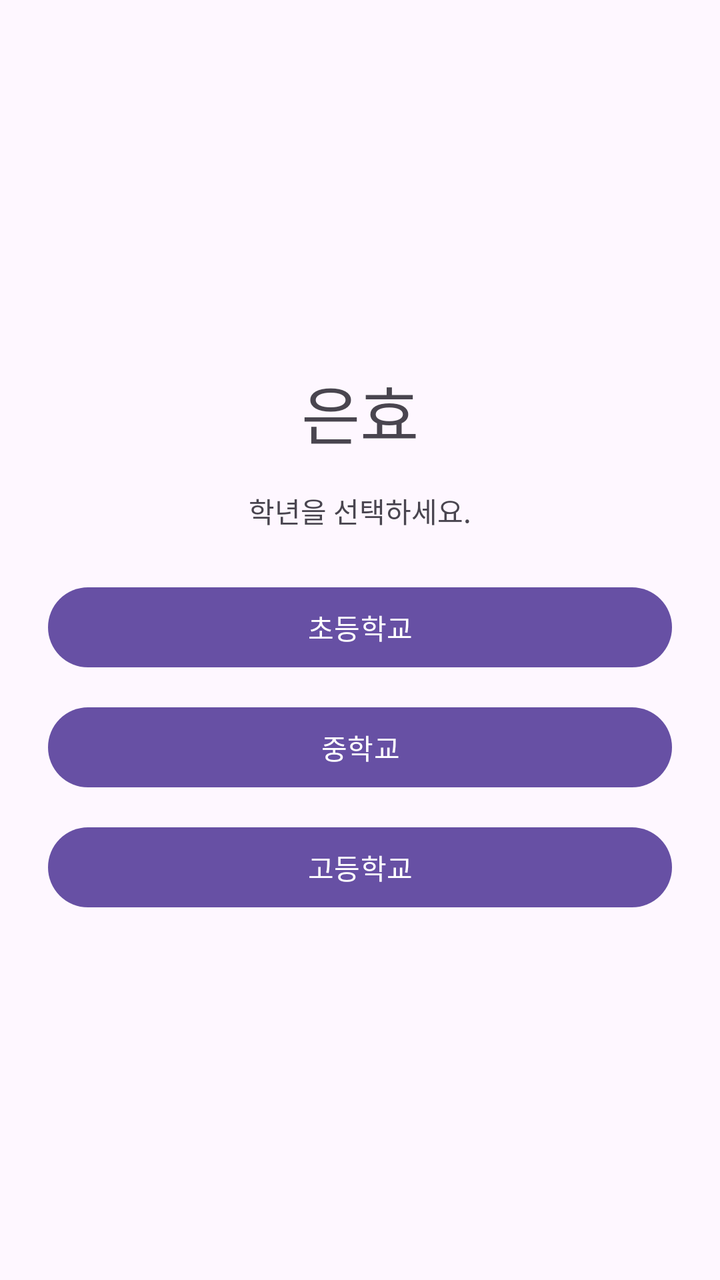
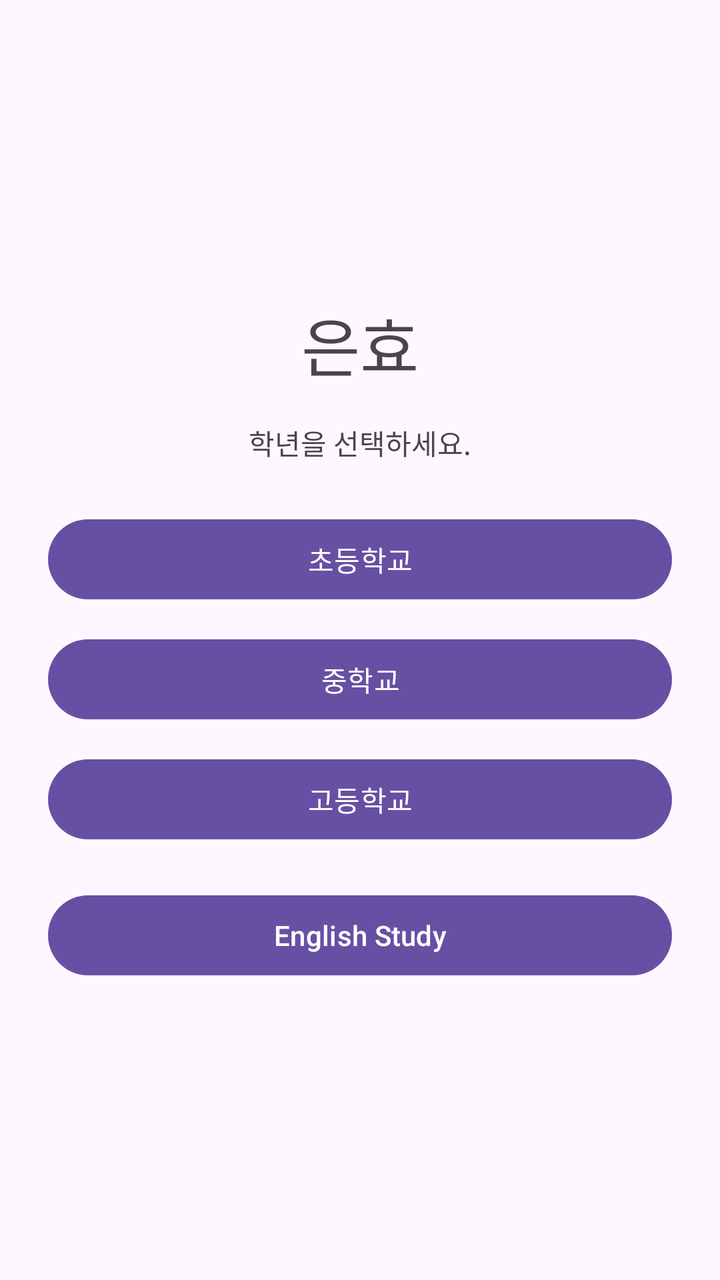

Before-and-after screenshots of an Android layout around one commit, followed by the original layout XML and the change that was made.
<!-- AndroidManifest.xml: application theme Theme.Eunhyo2 -->
<!-- res/layout/activity_main.xml -->
<?xml version="1.0" encoding="utf-8"?>
<LinearLayout xmlns:android="http://schemas.android.com/apk/res/android"
    android:layout_width="match_parent"
    android:layout_height="match_parent"
    android:orientation="vertical"
    android:gravity="center"
    android:padding="24dp">

    <TextView
        android:layout_width="wrap_content"
        android:layout_height="wrap_content"
        android:text="@string/app_name"
        android:textAppearance="@style/TextAppearance.Material3.HeadlineLarge" />

    <TextView
        android:id="@+id/textStatus"
        android:layout_width="wrap_content"
        android:layout_height="wrap_content"
        android:layout_marginTop="16dp"
        android:text="@string/select_grade" />

    <com.google.android.material.button.MaterialButton
        android:id="@+id/buttonElementary"
        android:layout_width="match_parent"
        android:layout_height="wrap_content"
        android:layout_marginTop="24dp"
        android:text="@string/elementary" />

    <com.google.android.material.button.MaterialButton
        android:id="@+id/buttonMiddle"
        android:layout_width="match_parent"
        android:layout_height="wrap_content"
        android:layout_marginTop="12dp"
        android:text="@string/middle" />

    <com.google.android.material.button.MaterialButton
        android:id="@+id/buttonHigh"
        android:layout_width="match_parent"
        android:layout_height="wrap_content"
        android:layout_marginTop="12dp"
        android:text="@string/high" />
</LinearLayout>
<!-- resources referenced by this layout -->
<resources>
  <string name="app_name">은효</string>
  <string name="elementary">초등학교</string>
  <string name="high">고등학교</string>
  <string name="middle">중학교</string>
  <string name="select_grade">학년을 선택하세요.</string>
  <style name="Theme.Eunhyo2" parent="Theme.Material3.DayNight.NoActionBar">
          <item name="android:windowLightStatusBar">true</item>
      </style>
</resources>

<!-- the commit's change to res/layout/activity_main.xml (unified diff, before → after) -->
@@ -39,4 +39,11 @@
         android:layout_height="wrap_content"
         android:layout_marginTop="12dp"
         android:text="@string/high" />
+
+    <com.google.android.material.button.MaterialButton
+        android:id="@+id/buttonEnglishStudy"
+        android:layout_width="match_parent"
+        android:layout_height="wrap_content"
+        android:layout_marginTop="20dp"
+        android:text="English Study" />
 </LinearLayout>
